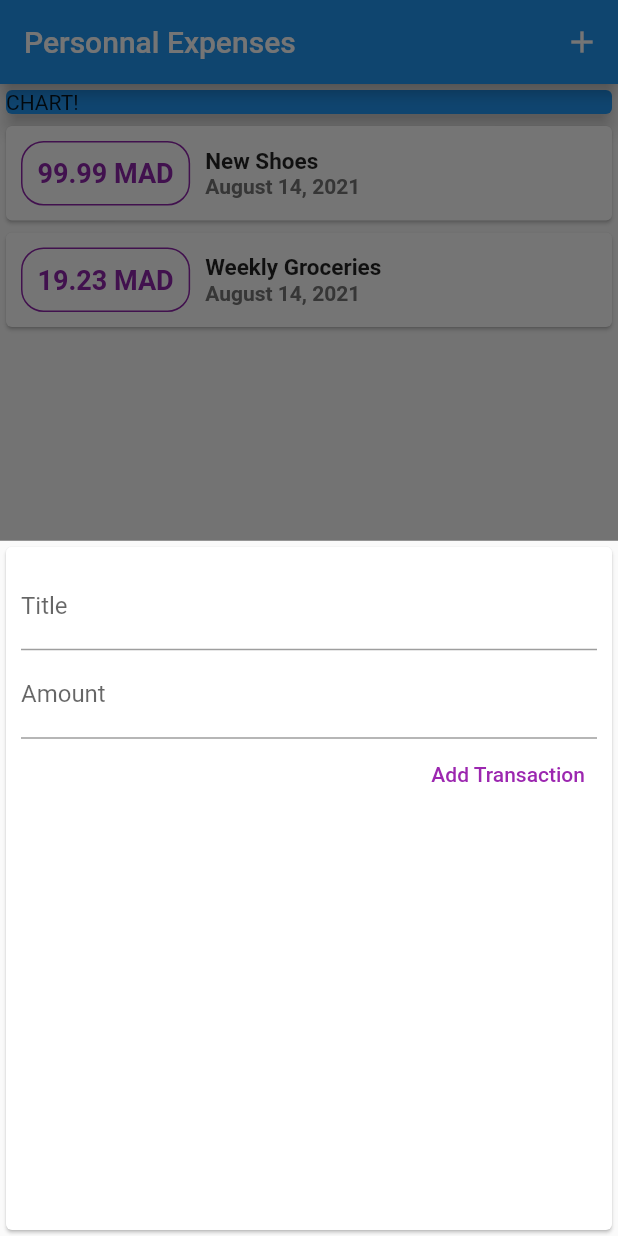
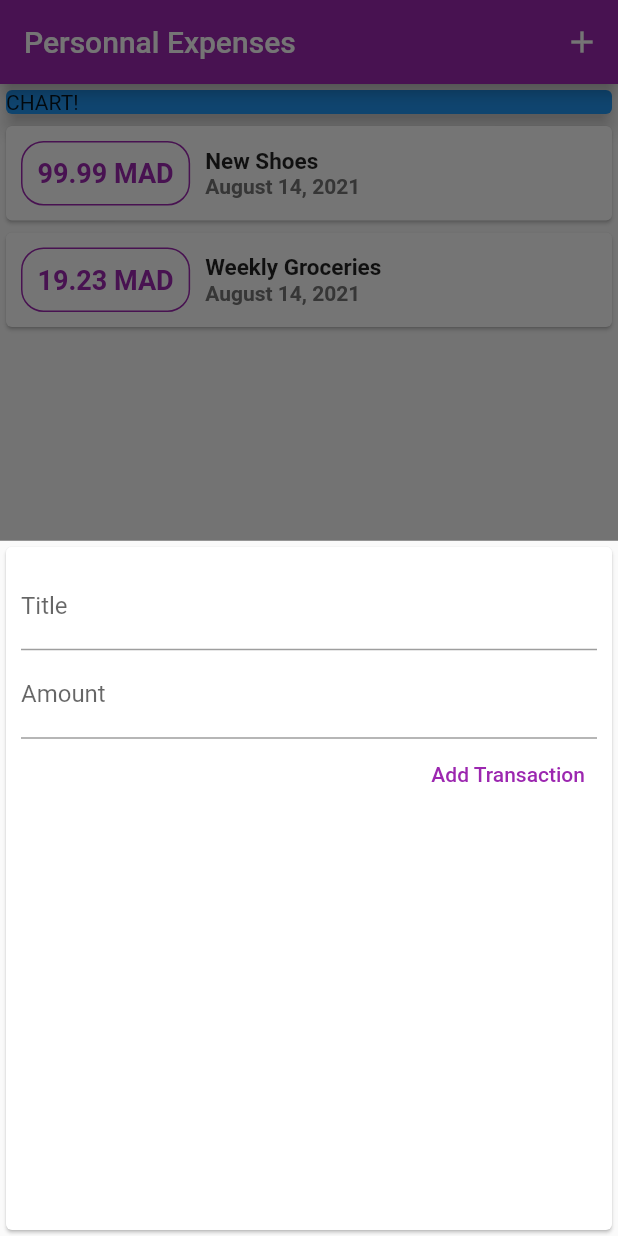
Before and after one commit to EroMCakes/Flutter-Personnal-Expenses, a Flutter app: the screen it shows after launch, after a tap on the "add" icon, on a phone screen of 412 x 824 dp. Run offline on Flutter 3.47's test engine with Material 2 defaults, Android fonts, the phone set to English and light mode, and no system bars.

Commit message:
fixe keyboard submission button trigger

```diff
--- a/expensez_app/lib/Widgets/new_transaction.dart
+++ b/expensez_app/lib/Widgets/new_transaction.dart
@@ -1,22 +1,31 @@
 import 'package:flutter/material.dart';
 
-class NewTransaction extends StatelessWidget {
-  final titleController = TextEditingController();
-  final amountController = TextEditingController();
+class NewTransaction extends StatefulWidget {
   final Function addTransaction;
 
   NewTransaction(this.addTransaction);
 
-  void SubmitTransaction() {
+  @override
+  _NewTransactionState createState() => _NewTransactionState();
+}
+
+class _NewTransactionState extends State<NewTransaction> {
+  final titleController = TextEditingController();
+
+  final amountController = TextEditingController();
+
+  void submitTransaction() {
     final enteredTitle = titleController.text;
     final enteredAmount = double.parse(amountController.text);
 
     if (enteredTitle.isEmpty || enteredAmount <= 0) return;
 
-    addTransaction(
+    widget.addTransaction(
       titleController.text,
       double.parse(amountController.text),
     );
+
+    Navigator.of(context).pop();
   }
 
   @override
@@ -32,6 +41,7 @@ class NewTransaction extends StatelessWidget {
                 labelText: 'Title',
               ),
               controller: titleController,
+              onSubmitted: (_) => submitTransaction(),
             ),
             TextField(
               decoration: InputDecoration(
@@ -39,10 +49,10 @@ class NewTransaction extends StatelessWidget {
               ),
               controller: amountController,
               keyboardType: TextInputType.number,
-              onSubmitted: (_) => SubmitTransaction,
+              onSubmitted: (_) => submitTransaction(),
             ),
             TextButton(
-              onPressed: SubmitTransaction,
+              onPressed: submitTransaction,
               child: Text('Add Transaction'),
               style: TextButton.styleFrom(
                 primary: Colors.purple,
--- a/expensez_app/lib/Widgets/transaction_list.dart
+++ b/expensez_app/lib/Widgets/transaction_list.dart
@@ -24,12 +24,12 @@ class TransactionList extends StatelessWidget {
                     style: TextStyle(
                       fontWeight: FontWeight.bold,
                       fontSize: 18,
-                      color: Colors.purple[600],
+                      color: Theme.of(context).primaryColor,
                     ),
                   ),
                   decoration: BoxDecoration(
                     border: Border.all(
-                      color: Colors.purple[600],
+                      color: Theme.of(context).primaryColor,
                       width: 1,
                     ),
                     borderRadius: BorderRadius.circular(15),
--- a/expensez_app/lib/main.dart
+++ b/expensez_app/lib/main.dart
@@ -12,6 +12,10 @@ class MyApp extends StatelessWidget {
     return MaterialApp(
       debugShowCheckedModeBanner: false,
       title: 'Expenses App',
+      theme: ThemeData(
+        primarySwatch: Colors.purple,
+        accentColor: Colors.cyan,
+      ),
       home: MyHomePage(),
     );
   }
```
Also changed, not shown: expensez_app/pubspec.yaml (+6 -6 lines), expensez_app/assets/fonts/OpenSans-Bold.ttf (added), expensez_app/assets/fonts/OpenSans-Regular.ttf (added), expensez_app/assets/fonts/Quicksand-Bold.ttf (added), expensez_app/assets/fonts/Quicksand-Light.ttf (added), expensez_app/assets/fonts/Quicksand-Medium.ttf (added), expensez_app/assets/fonts/Quicksand-Regular.ttf (added).
